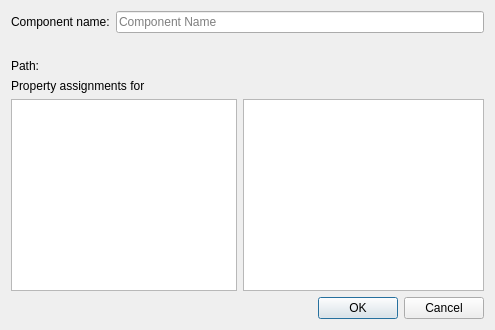
Qt form src/plugins/qmljseditor/qmljscomponentnamedialog.ui (qt-creator/qt-creator) before a commit.
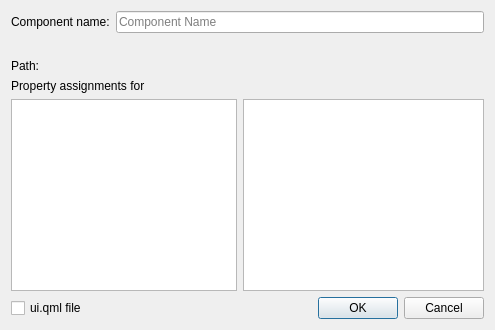
The same form after that commit. Custom widgets are drawn as their Qt base class.

Commit message: QmlDesigner: Allow .ui.qml file in component creation

Patch:
```diff
--- a/src/plugins/qmljseditor/qmljscomponentnamedialog.ui
+++ b/src/plugins/qmljseditor/qmljscomponentnamedialog.ui
@@ -7,7 +7,7 @@
     <x>0</x>
     <y>0</y>
     <width>495</width>
-    <height>311</height>
+    <height>330</height>
    </rect>
   </property>
   <property name="windowTitle">
@@ -95,6 +95,13 @@
      </item>
     </layout>
    </item>
+   <item row="4" column="0">
+    <widget class="QCheckBox" name="checkBox">
+     <property name="text">
+      <string>ui.qml file</string>
+     </property>
+    </widget>
+   </item>
   </layout>
  </widget>
  <customwidgets>
```
The commit also changes 3 other files.
